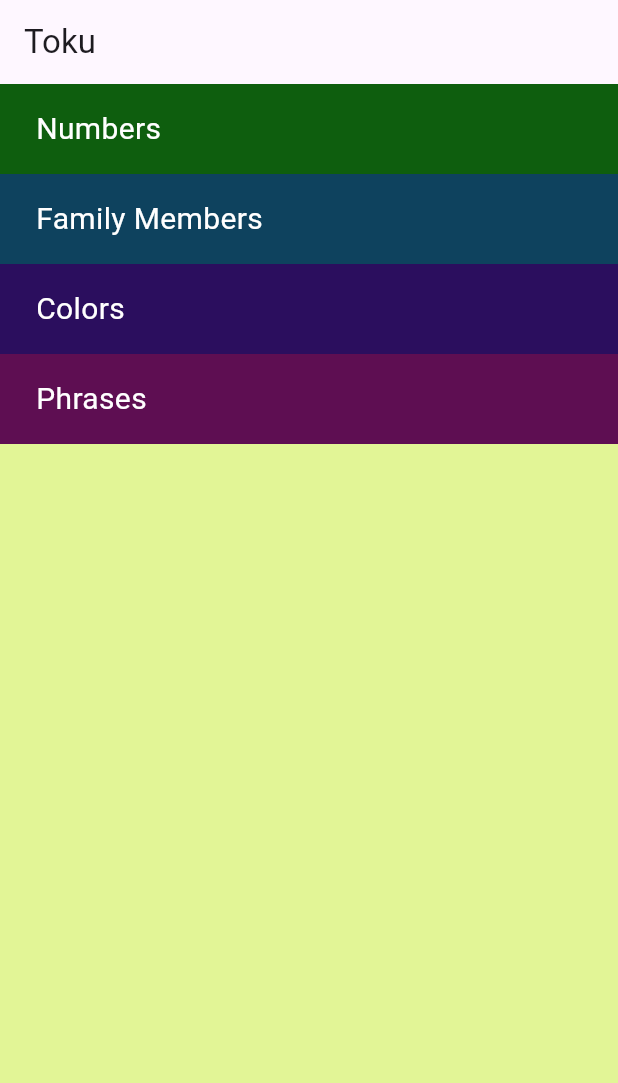
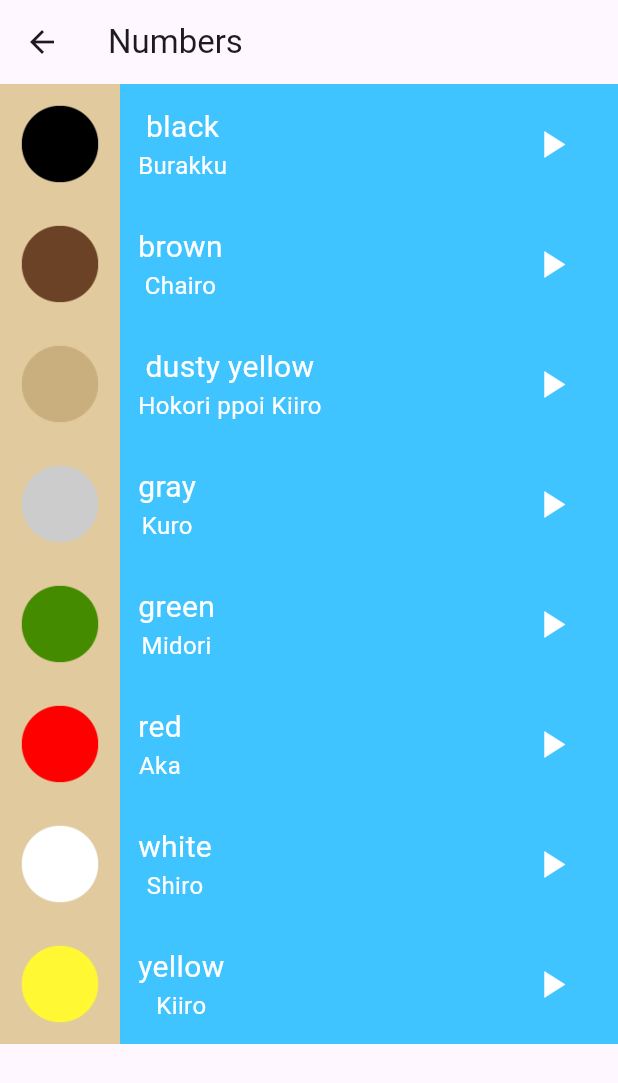
Before and after one commit to its4nas/Japanese-Learning-App, a Flutter app: the screen it shows after launch, after a tap on "Colors", on a phone screen of 412 x 824 dp. Shown: the top 1083 px of the screen. Run offline on Flutter 3.47's test engine with Material 3 defaults, Android fonts, the phone set to English and light mode, and no system bars; our stand-ins replace just_audio.

Commit message:
add colors to application

```diff
--- /dev/null
+++ b/lib/screens/colors_page.dart
@@ -0,0 +1,82 @@
+import 'package:flutter/material.dart';
+import '../models/item.dart';
+import '../components/list_item.dart';
+
+
+class ColorsPage extends StatelessWidget {
+  const ColorsPage({super.key});
+
+  final List<Item> colors = const [
+    Item(
+      englishWord: 'black',
+      japaneseWord: 'Burakku',
+      imagePath: 'assets/images/colors/color_black.png',
+      soundName: 'black.wav',
+      type: 'colors',
+    ),
+    Item(
+      englishWord: 'brown',
+      japaneseWord: 'Chairo',
+      imagePath: 'assets/images/colors/color_brown.png',
+      soundName: 'brown.wav',
+      type: 'colors',
+    ),
+    Item(
+      englishWord: 'dusty yellow',
+      japaneseWord: 'Hokori ppoi Kiiro',
+      imagePath: 'assets/images/colors/color_dusty_yellow.png',
+      soundName: 'dusty_yellow.wav',
+      type: 'colors',
+    ),
+    Item(
+      englishWord: 'gray',
+      japaneseWord: 'Kuro',
+      imagePath: 'assets/images/colors/color_gray.png',
+      soundName: 'gray.wav',
+      type: 'colors',
+    ),
+    Item(
+      englishWord: 'green',
+      japaneseWord: 'Midori',
+      imagePath: 'assets/images/colors/color_green.png',
+      soundName: 'green.wav',
+      type: 'colors',
+    ),
+    Item(
+      englishWord: 'red',
+      japaneseWord: 'Aka',
+      imagePath: 'assets/images/colors/color_red.png',
+      soundName: 'red.wav',
+      type: 'colors',
+    ),
+    Item(
+      englishWord: 'white',
+      japaneseWord: 'Shiro',
+      imagePath: 'assets/images/colors/color_white.png',
+      soundName: 'white.wav',
+      type: 'colors',
+    ),
+    Item(
+      englishWord: 'yellow',
+      japaneseWord: 'Kiiro',
+      imagePath: 'assets/images/colors/yellow.png',
+      soundName: 'yellow.wav',
+      type: 'colors',
+    ),
+  ];
+
+  @override
+  Widget build(BuildContext context) {
+    return Scaffold(
+      appBar: AppBar(
+        title: const Text('Numbers'),
+      ),
+      body: ListView.builder(
+        itemCount: colors.length,
+        itemBuilder: (context, index) {
+          return ListItem(item: colors[index], color: Colors.lightBlueAccent);
+        },
+      ),
+    );
+  }
+}
--- a/lib/screens/home_page.dart
+++ b/lib/screens/home_page.dart
@@ -2,6 +2,7 @@ import 'package:flutter/material.dart';
 import '../components/category_item.dart';
 import 'numbers_page.dart';
 import 'family_members_page.dart';
+import 'colors_page.dart';
 
 class HomePage extends StatelessWidget {
   const HomePage({super.key});
@@ -35,7 +36,9 @@ class HomePage extends StatelessWidget {
           ),
           Category(
             onTap: () {
-              print("Category 3 tapped");
+              Navigator.push(context, MaterialPageRoute(
+                builder: (context) => const ColorsPage(),
+              ));
             },
             text: "Colors",
             color: Color.fromARGB(255, 43, 14, 94),
--- a/pubspec.yaml
+++ b/pubspec.yaml
@@ -61,8 +61,8 @@ flutter:
   # To add assets to your application, add an assets section, like this:
   assets:
     - assets/images/numbers/
-    # - assets/sounds/numbers/number_one_sound.mp3
     - assets/images/family_members/
+    - assets/images/colors/
     - assets/sounds/family_members/
     - assets/sounds/numbers/
     - assets/sounds/colors/
```
Also changed, not shown: 2 other files.
